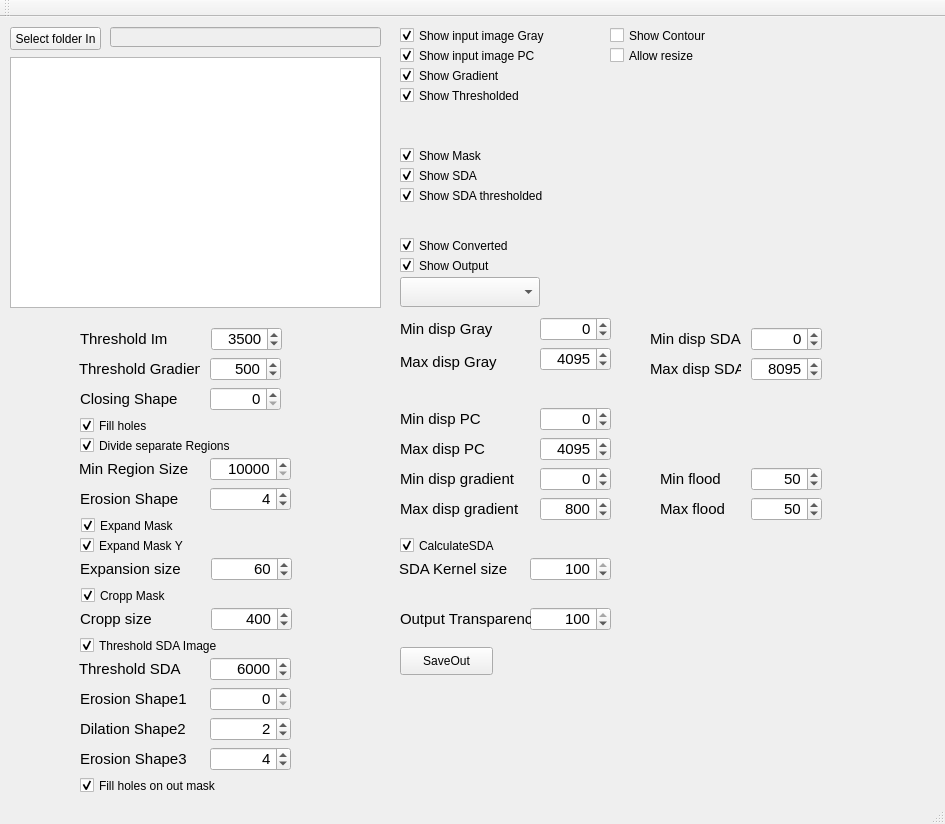
Above: HipsViever/mainwindow.ui from marcinkociolek/ProjectsPL before the change. Below: the same form after it.
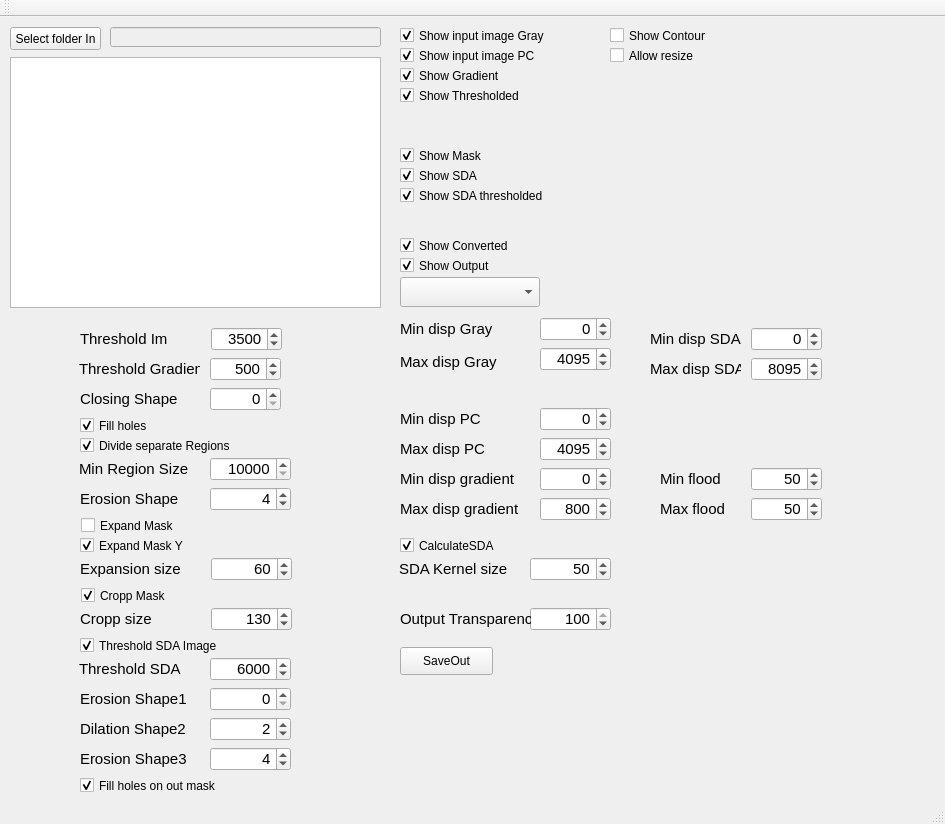
That is the form after the change.

Commit message: HipsViever incremental

```diff
--- a/HipsViever/mainwindow.ui
+++ b/HipsViever/mainwindow.ui
@@ -845,7 +845,7 @@
      <string>Expand Mask</string>
     </property>
     <property name="checked">
-     <bool>true</bool>
+     <bool>false</bool>
     </property>
    </widget>
    <widget class="QLabel" name="labelMaxDispGradient_5">
@@ -909,7 +909,7 @@
      <number>1</number>
     </property>
     <property name="value">
-     <number>400</number>
+     <number>130</number>
     </property>
    </widget>
    <widget class="QLabel" name="labelMaxDispGradient_6">
@@ -975,7 +975,7 @@
      <number>1</number>
     </property>
     <property name="value">
-     <number>100</number>
+     <number>50</number>
     </property>
    </widget>
    <widget class="QCheckBox" name="CheckBoxCalculateSDA">
```
The commit also changes 2 other files.
